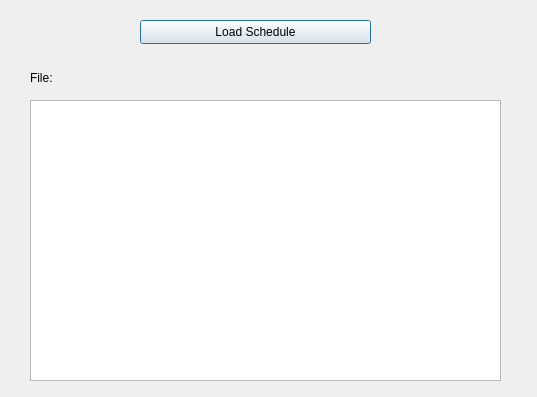
marmysl/ece1140, file CTCOffice/ctcoffice/schedule.ui: the form before one commit.
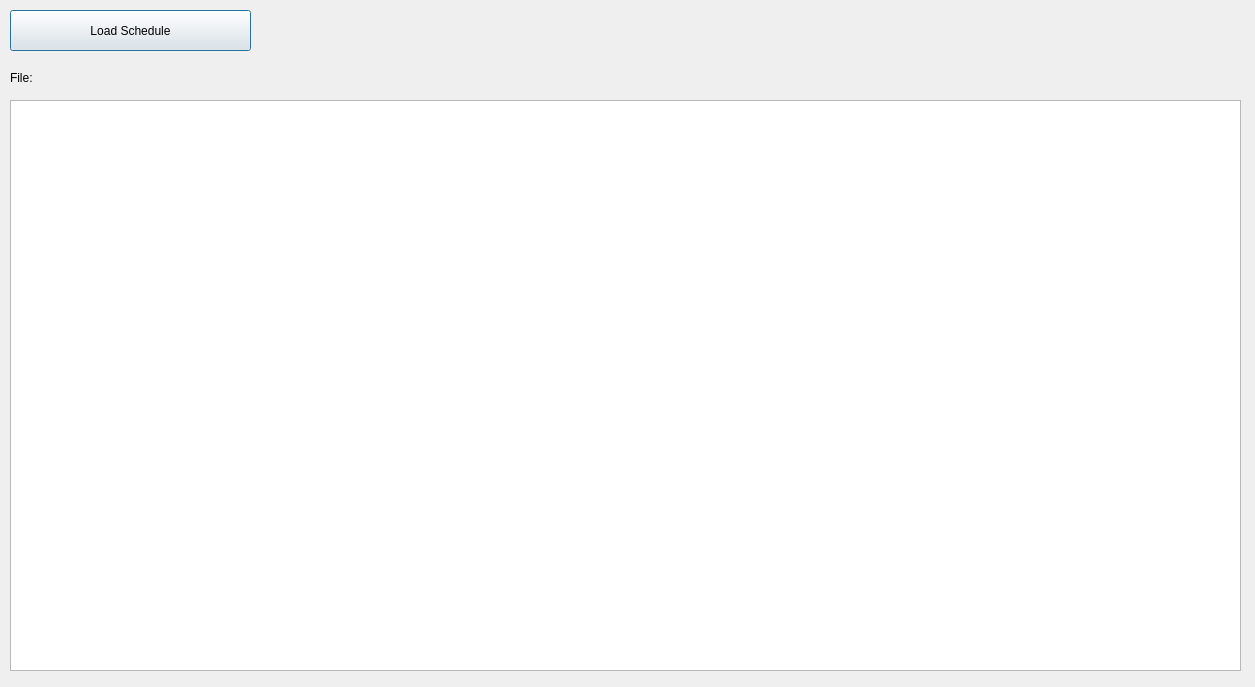
The form after the commit.

Commit message: Cool ass table view for the schedule 😎

The edit to the form file:
```diff
--- a/CTCOffice/ctcoffice/schedule.ui
+++ b/CTCOffice/ctcoffice/schedule.ui
@@ -6,8 +6,8 @@
    <rect>
     <x>0</x>
     <y>0</y>
-    <width>537</width>
-    <height>397</height>
+    <width>1255</width>
+    <height>687</height>
    </rect>
   </property>
   <property name="windowTitle">
@@ -16,7 +16,7 @@
   <widget class="QLabel" name="fileLabel">
    <property name="geometry">
     <rect>
-     <x>80</x>
+     <x>50</x>
      <y>60</y>
      <width>421</width>
      <height>31</height>
@@ -35,7 +35,7 @@
   <widget class="QLabel" name="label">
    <property name="geometry">
     <rect>
-     <x>30</x>
+     <x>10</x>
      <y>70</y>
      <width>41</width>
      <height>16</height>
@@ -48,10 +48,10 @@
   <widget class="QPushButton" name="loadSchedule">
    <property name="geometry">
     <rect>
-     <x>140</x>
-     <y>20</y>
-     <width>231</width>
-     <height>24</height>
+     <x>10</x>
+     <y>10</y>
+     <width>241</width>
+     <height>41</height>
     </rect>
    </property>
    <property name="text">
@@ -61,10 +61,10 @@
   <widget class="QTableWidget" name="scheduleTable">
    <property name="geometry">
     <rect>
-     <x>30</x>
+     <x>10</x>
      <y>100</y>
-     <width>471</width>
-     <height>281</height>
+     <width>1231</width>
+     <height>571</height>
     </rect>
    </property>
   </widget>
```
The commit also changes 1 other file.
